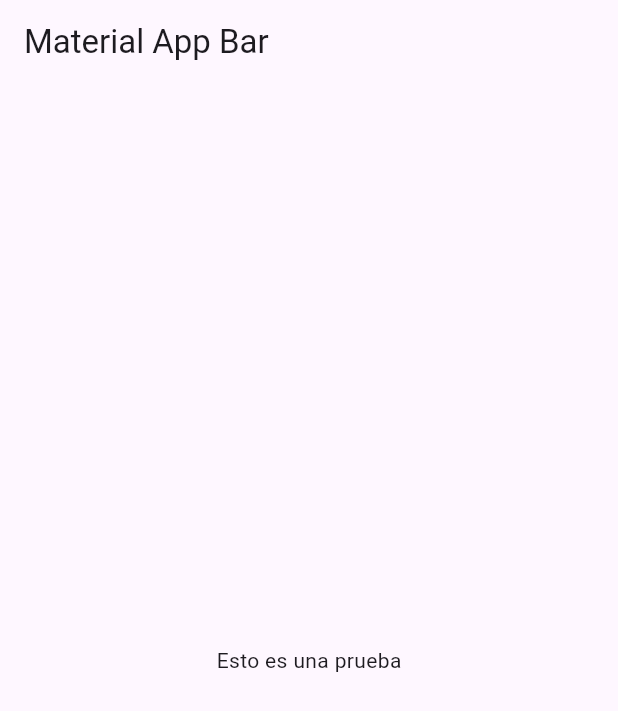
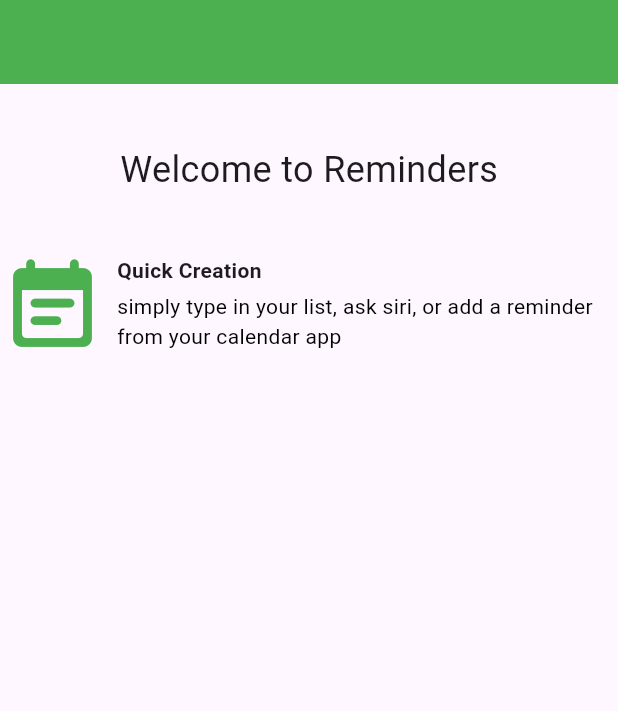
Before and after one commit to 3allancastro0/Tarea-1.2-, a Flutter app: the screen it shows after launch, on a phone screen of 412 x 824 dp. Shown: the top 711 px of the screen. Run offline on Flutter 3.47's test engine with Material 3 defaults, Android fonts, the light colour scheme and no system bars.

Commit message:
creacion del widget principal

```diff
--- a/lib/main.dart
+++ b/lib/main.dart
@@ -8,10 +8,43 @@
   @override
   Widget build(BuildContext context) {
     return MaterialApp(
-      title: 'Material App',
+      title: 'Prueba 1',
       home: Scaffold(
-        appBar: AppBar(title: const Text('Material App Bar')),
-        body: const Center(child: Text('Esto es una prueba')),
+        appBar: AppBar(backgroundColor: Colors.green),
+        body: const Center(
+          child: Column(
+            mainAxisAlignment: MainAxisAlignment.start,
+            spacing: 40,
+            children: [
+              SizedBox(width: 30),
+              Text('Welcome to Reminders', style: TextStyle(fontSize: 24)),
+
+              Row(
+                crossAxisAlignment: CrossAxisAlignment.start,
+                children: [
+                  Icon(Icons.event_note_rounded, size: 70, color: Colors.green),
+                  SizedBox(width: 8, height: 25),
+                  Expanded(
+                    child: Column(
+                      crossAxisAlignment: CrossAxisAlignment.start,
+                      children: [
+                        Text(
+                          'Quick Creation',
+                          style: TextStyle(fontWeight: FontWeight.bold),
+                        ),
+                        SizedBox(height: 4),
+                        Text(
+                          'simply type in your list, ask siri, or add a reminder from your calendar app',
+                          style: TextStyle(color: Color.fromARGB(255, 0, 0, 0)),
+                        ),
+                      ],
+                    ),
+                  ),
+                ],
+              ),
+            ],
+          ),
+        ),
       ),
     );
   }
```
